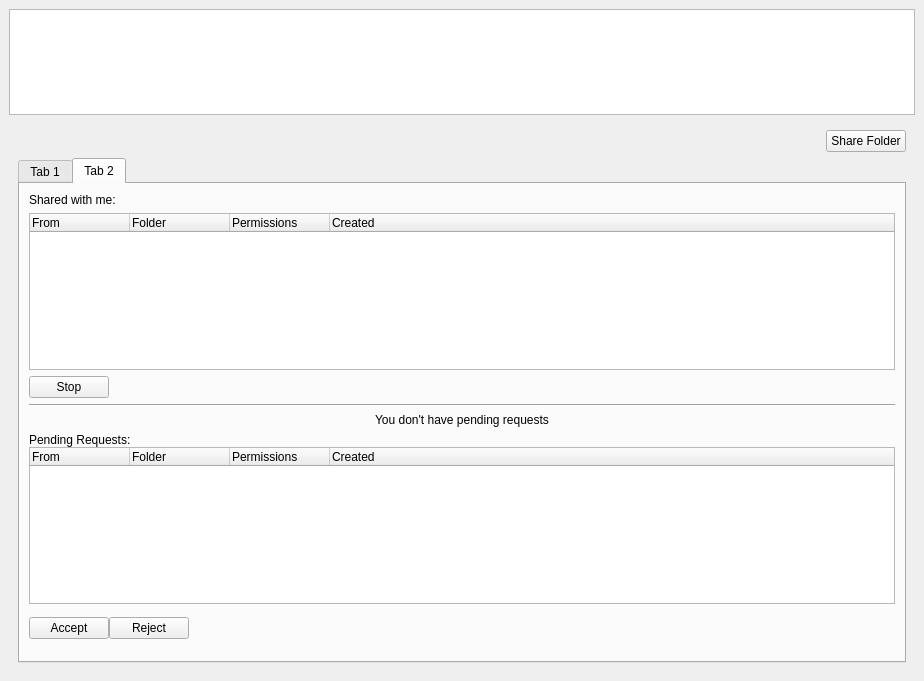
The window that pcloudwindow.ui (pcloudcom/psyncgui) describes before a commit, drawn with Qt 5.
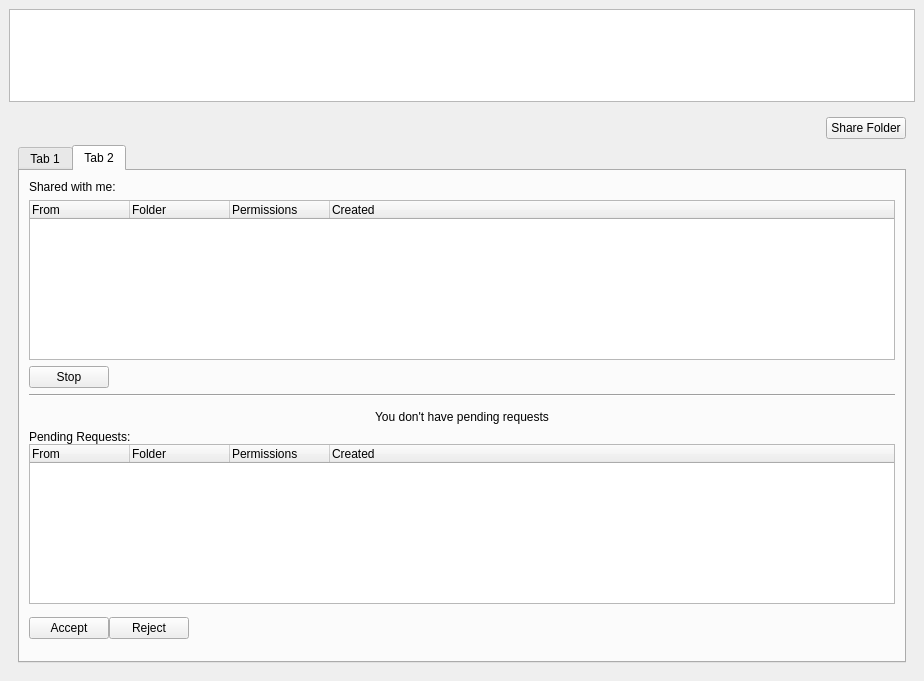
The same window after the commit. Icons and pictures are not drawn.

Diff of the .ui file:
```diff
--- a/pcloudwindow.ui
+++ b/pcloudwindow.ui
@@ -747,25 +747,25 @@
              </layout>
             </item>
             <item>
-             <spacer name="verticalSpacer_2">
+             <widget class="Line" name="line_3">
+              <property name="orientation">
+               <enum>Qt::Horizontal</enum>
+              </property>
+             </widget>
+            </item>
+            <item>
+             <spacer name="verticalSpacer_5">
               <property name="orientation">
                <enum>Qt::Vertical</enum>
               </property>
               <property name="sizeHint" stdset="0">
                <size>
                 <width>20</width>
-                <height>13</height>
+                <height>40</height>
                </size>
               </property>
              </spacer>
             </item>
-            <item>
-             <widget class="Line" name="line_3">
-              <property name="orientation">
-               <enum>Qt::Horizontal</enum>
-              </property>
-             </widget>
-            </item>
             <item>
              <widget class="QLabel" name="label_noRqstsWithMe">
               <property name="text">
```
